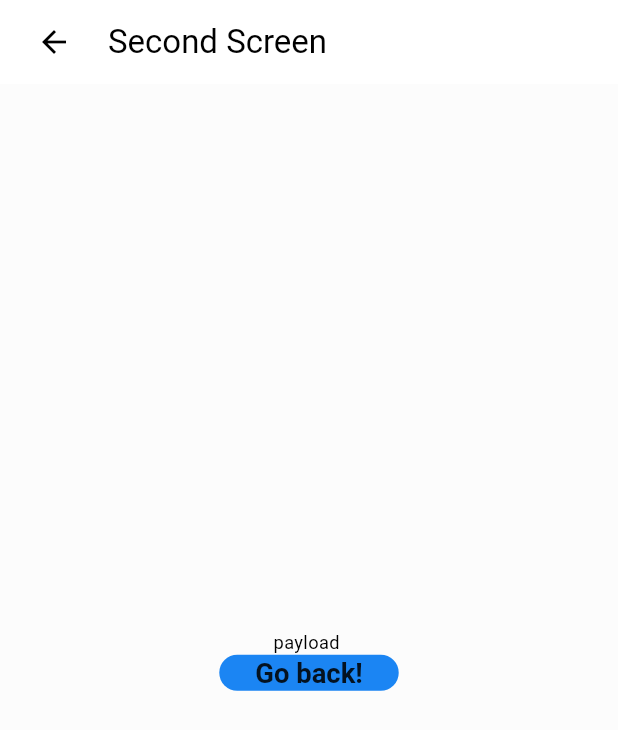
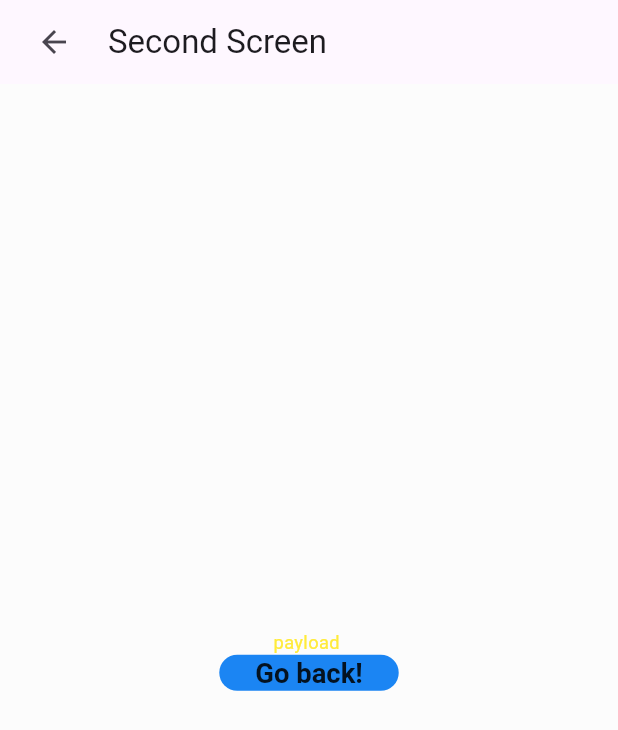
Before and after one commit to TruongAnim/flutter_base_project, a Flutter app: the SecondPage screen opened directly with empty values, on a phone screen of 412 x 824 dp. Shown: the top 730 px of the screen. Run offline on Flutter 3.47's test engine with Material 3 defaults, Android fonts, the phone set to English and light mode, and no system bars; our stand-ins replace auto_size_text, cached_network_image, device_info_plus, dio, firebase_core, firebase_crashlytics and 16 more; missing offline and left inert: firebase_app_check; accounts and stored records are empty; generated files the repository leaves out were written again; Roboto replaces fonts that are missing (Nunito).

Commit message:
updat theme

```diff
--- a/lib/config/theme/dark_theme.dart
+++ b/lib/config/theme/dark_theme.dart
@@ -6,7 +6,7 @@ ThemeData darkTheme = ThemeData(
   scaffoldBackgroundColor: AppColors.BACK_GROUND,
   fontFamily: 'Roboto',
   primaryColor: AppColors.PRIMARY_1, // Màu chủ đạo
-  brightness: Brightness.light,
+  brightness: Brightness.dark,
   hintColor: Colors.grey,
   pageTransitionsTheme: const PageTransitionsTheme(builders: {
     TargetPlatform.android: ZoomPageTransitionsBuilder(),
@@ -16,13 +16,6 @@ ThemeData darkTheme = ThemeData(
   radioTheme: _radioThemeData(),
   bottomSheetTheme: _bottomSheetThemeData(),
   materialTapTargetSize: MaterialTapTargetSize.shrinkWrap,
-  colorScheme: ColorScheme.fromSwatch()
-      .copyWith(
-        secondary: Colors.red,
-      )
-      .copyWith(
-        background: AppColors.BACK_GROUND,
-      ),
   filledButtonTheme: _filledButtonThemeData(),
   // Kiểu văn bản cho nút RaisedButton
   iconButtonTheme: _iconButtonThemeData(),
@@ -76,10 +69,10 @@ ThemeData darkTheme = ThemeData(
 
     // Cho nội dung bình thường và mặc định.
     bodyMedium: TextStyle(
-      fontSize: 12.sp,
-      fontStyle: FontStyle.normal,
-      fontWeight: FontWeight.normal,
-    ),
+        fontSize: 12.sp,
+        fontStyle: FontStyle.normal,
+        fontWeight: FontWeight.normal,
+        color: Colors.red),
     bodySmall: TextStyle(
       fontSize: 10.sp,
       fontStyle: FontStyle.normal,
--- a/lib/config/theme/light_theme.dart
+++ b/lib/config/theme/light_theme.dart
@@ -25,13 +25,6 @@ ThemeData lightTheme = ThemeData(
   radioTheme: _radioThemeData(),
   bottomSheetTheme: _bottomSheetThemeData(),
   materialTapTargetSize: MaterialTapTargetSize.shrinkWrap,
-  colorScheme: ColorScheme.fromSwatch()
-      .copyWith(
-        secondary: Colors.red,
-      )
-      .copyWith(
-        background: AppColors.BACK_GROUND,
-      ),
   filledButtonTheme: _filledButtonThemeData(),
   iconButtonTheme: _iconButtonThemeData(),
   elevatedButtonTheme: _elevatedButtonThemeData(),
@@ -85,6 +78,7 @@ ThemeData lightTheme = ThemeData(
       fontSize: 12.sp,
       fontStyle: FontStyle.normal,
       fontWeight: FontWeight.normal,
+      color: Colors.yellow,
     ),
     bodySmall: TextStyle(
       fontSize: 10.sp,
```
Also changed, not shown: lib/main.dart (+6 -7 lines), lib/presentation/screens/dashboard/dashboard_screen.dart (+7 -2 lines).
